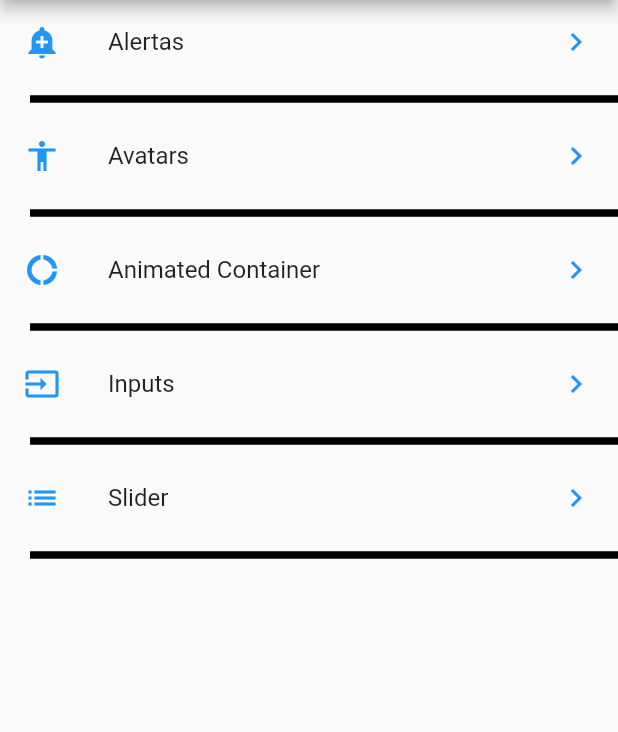
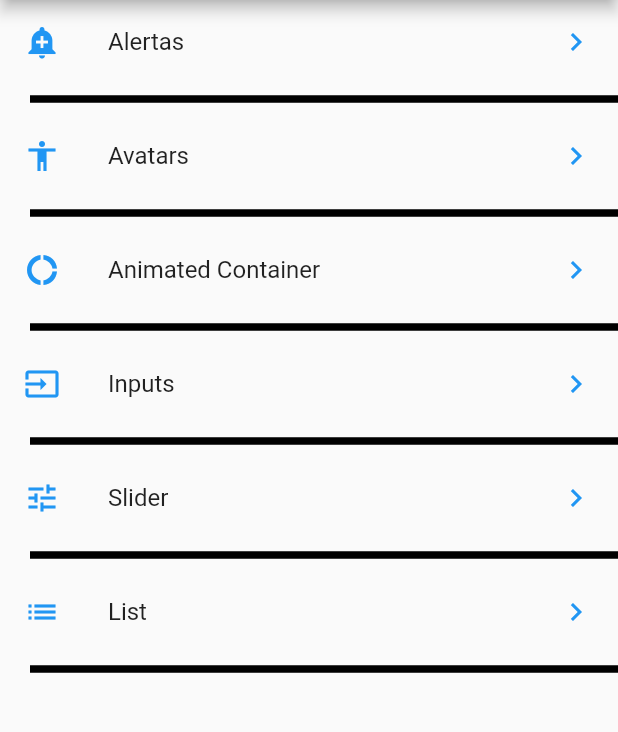
Before and after one commit to AlanCasasArevalo/Components-Flutter, a Flutter app: the screen it shows after launch, on a phone screen of 412 x 824 dp, the part 84-816 px from its top. Run offline on Flutter 3.47's test engine with Material 2 defaults, Android fonts, the phone set to English and light mode, and no system bars.

Commit message:
[FEATURE][LIST] * List or tables was implemented

```diff
--- a/data/menu_opts.json
+++ b/data/menu_opts.json
@@ -23,6 +23,10 @@
       "route": "slider",
       "icon": "slider",
       "text": "Slider"
+    },{
+      "route": "list",
+      "icon": "list",
+      "text": "List"
     }
   ]
 }
--- a/lib/src/routes/routes.dart
+++ b/lib/src/routes/routes.dart
@@ -4,6 +4,7 @@ import 'package:components/src/pages/avatar_page.dart';
 import 'package:components/src/pages/card_page.dart';
 import 'package:components/src/pages/home_page.dart';
 import 'package:components/src/pages/input_page.dart';
+import 'package:components/src/pages/list_page.dart';
 import 'package:components/src/pages/slider_page.dart';
 import 'package:flutter/material.dart';
 
@@ -20,6 +21,7 @@ final routes = <String, WidgetBuilder>{
   'animatedContainer': (BuildContext context) => AnimatedContainerPage(),
   'inputs': (BuildContext context) => InputPage(),
   'slider': (BuildContext context) => SliderPage(),
+  'list': (BuildContext context) => ListPage(),
 };
 
 // {Route<dynamic> Function(RouteSettings) onGenerateRoute}
--- a/lib/src/utils/icon_string_util.dart
+++ b/lib/src/utils/icon_string_util.dart
@@ -6,7 +6,8 @@ final _icons = <String, IconData> {
   'folder_open': Icons.folder_open,
   'donut_large': Icons.donut_large,
   'input': Icons.input,
-  'slider': Icons.list,
+  'slider': Icons.tune,
+  'list': Icons.list,
 };
 
 Icon getIcon(String iconName) {
```
Also changed, not shown: lib/src/pages/list_page.dart (added, +37 -0 lines).
